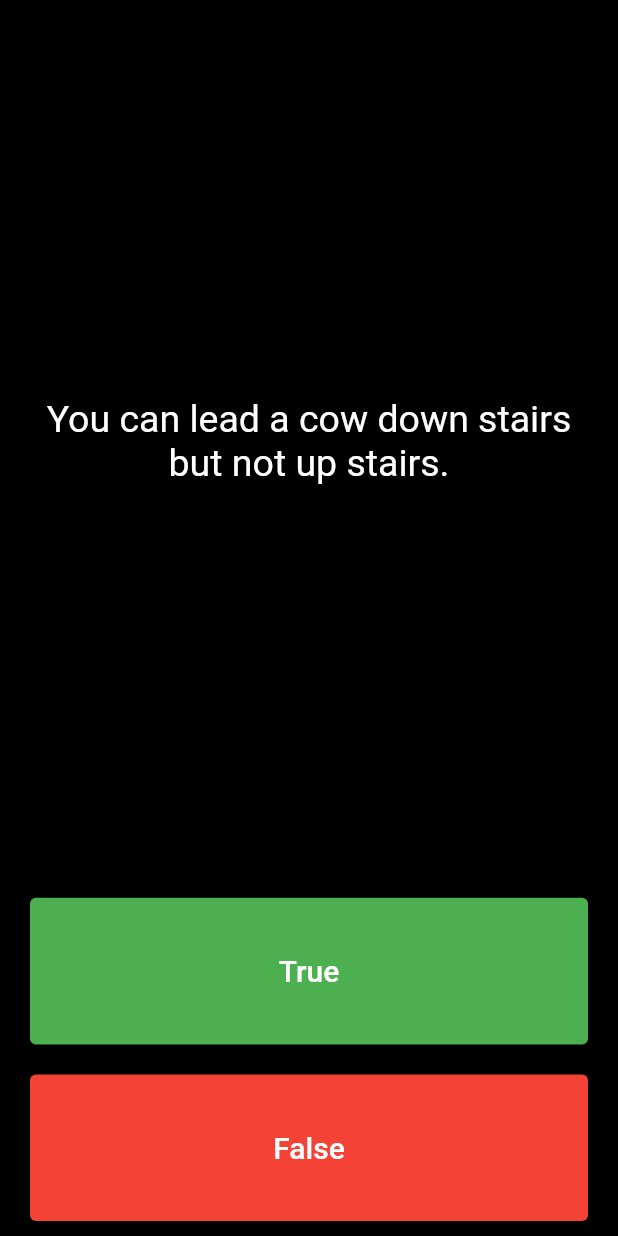
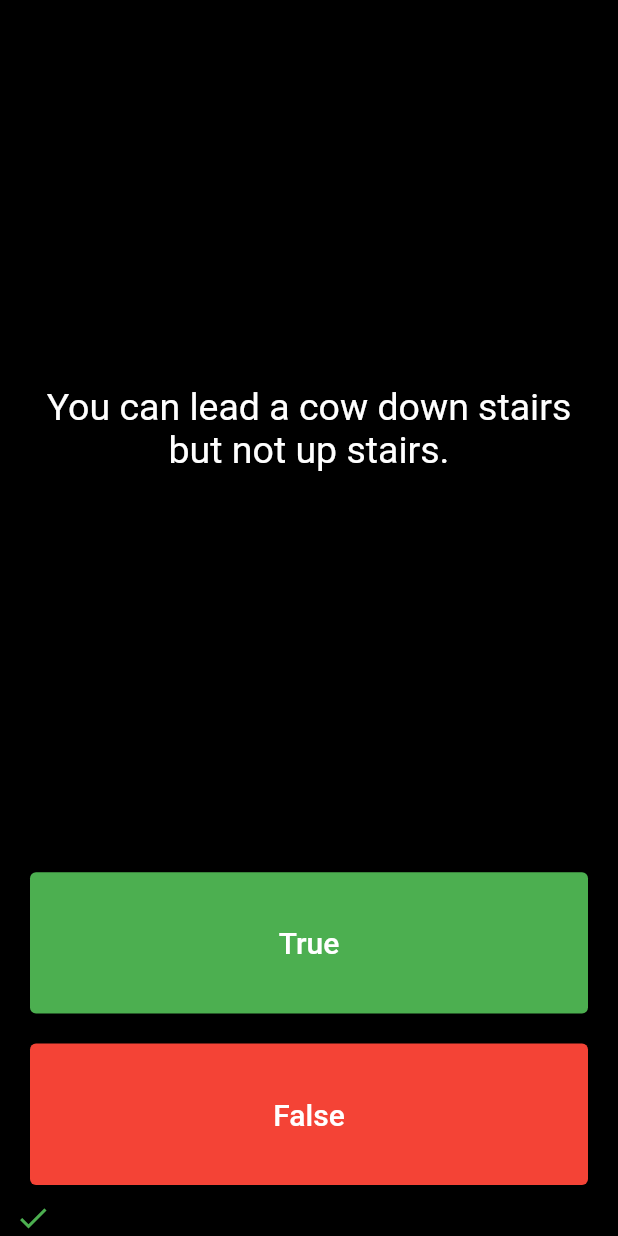
Before and after one commit to malikrasaq/my-flutter-starter-projects, a Flutter app: the screen it shows after launch, after a tap on "True", on a phone screen of 412 x 824 dp. Run offline on Flutter 3.47's test engine with Material 2 defaults, Android fonts, the phone set to English and light mode, and no system bars; our stand-ins replace audioplayers.

Commit message:
Added scorekeeper

```diff
--- a/quiz_app/lib/main.dart
+++ b/quiz_app/lib/main.dart
@@ -37,9 +37,9 @@ class _QuizPageState extends State<QuizPage> {
  void checkAnswer(bool userPicked) {
   bool correct = quizBrain.qetQuestionAnswer();
     if (correct == true) {
-      print('User got it right');
+      scoreKeeper.add(const Icon(Icons.check, color: Colors.green,));
     } else {
-      print('User got it wrong');
+      scoreKeeper.add(const Icon(Icons.close, color: Colors.red,));
     }
     setState(() {
       quizBrain.nextQuestion();
```
